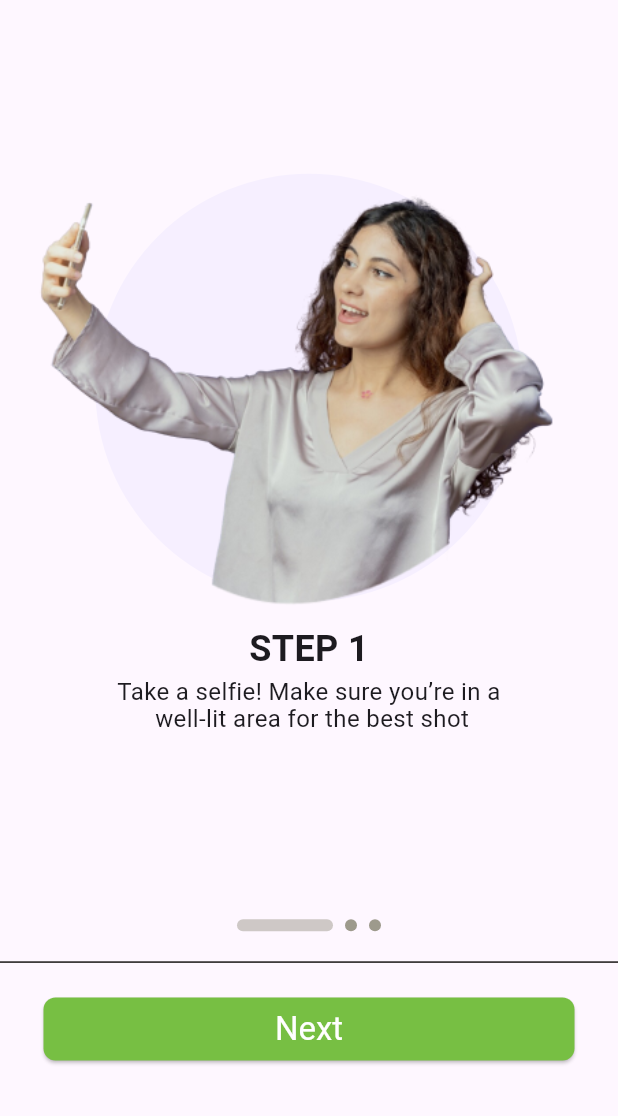
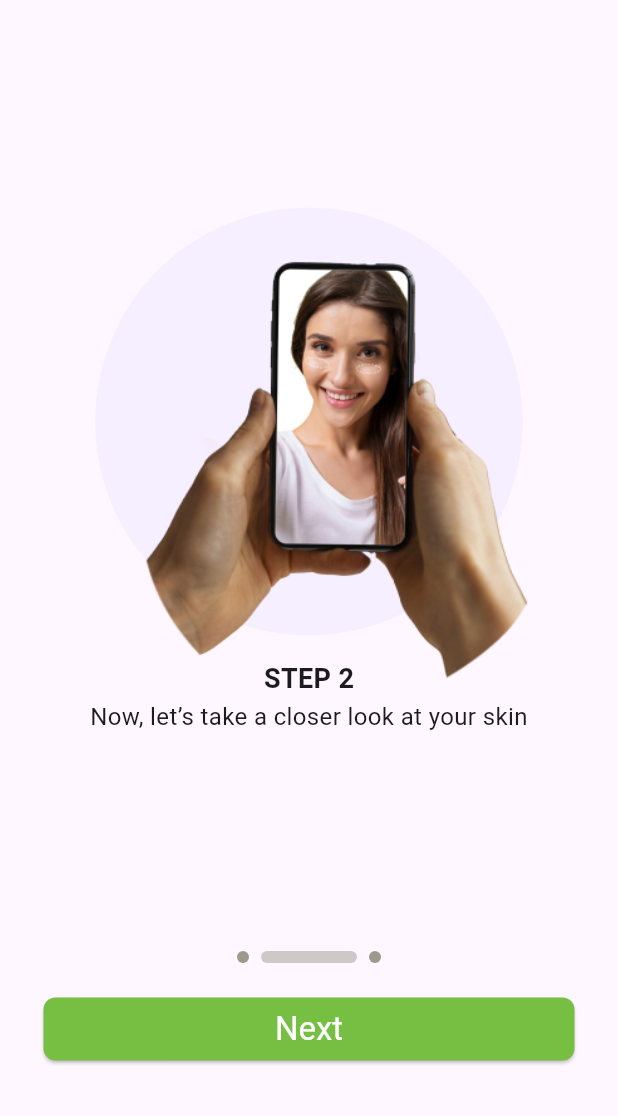
Before and after one commit to thelllmike/aloria, a Flutter app: the screen it shows after launch, after a tap on "Next", on a phone screen of 412 x 824 dp, the part 120-1236 px from its top. Run offline on Flutter 3.47's test engine with Material 3 defaults, Android fonts, the phone set to English and light mode, and no system bars; Roboto replaces fonts that are missing (Bebas Neue, Nunito).

Commit message:
innisial 5 steps add

```diff
--- a/lib/screens/instruction/step1.dart
+++ b/lib/screens/instruction/step1.dart
@@ -1,6 +1,22 @@
 import 'package:flutter/material.dart';
 
-class SelfieScreen extends StatelessWidget {
+class SelfieScreen extends StatefulWidget {
+  @override
+  _SelfieScreenState createState() => _SelfieScreenState();
+}
+
+class _SelfieScreenState extends State<SelfieScreen> {
+  int currentPage = 0; // Current page indicator
+
+  final List<String> stepContents = [
+  'Take a selfie! Make sure you’re in a well-lit area for the best shot',
+  'Now, let’s take a closer look at your skin',
+  'Reach out to a dermatologist for a chat.',
+  'Kickstart your clear skin journey with confidence.',
+  'Take the first step towards radiant skin with treatments uniquely designed for you.',
+  // ... Add more content as needed for additional steps
+];
+
   @override
   Widget build(BuildContext context) {
     return Scaffold(
@@ -18,7 +34,6 @@
       ),
       body: Stack(
 children: <Widget>[
-          // Content of the page
   Column(
     mainAxisAlignment: MainAxisAlignment.center,
     children: <Widget>[
@@ -34,18 +49,24 @@
         child: OverflowBox(
           maxWidth: 390,
           maxHeight: 390,
+          child: Container(
+            margin: EdgeInsets.only(
+              top: currentPage == 1 ? 0 : 0,  // Adjust top margin only if currentPage is 1
+              left: currentPage == 1 ? 37 : 0, // Adjust left margin only if currentPage is 1
+            ),
             child: Image.asset(
-                    'assets/images/step1.png',
+              'assets/images/step${currentPage + 1}.png',
               fit: BoxFit.cover,
+            ),
           ),
         ),
       ),
               SizedBox(height: 20),
               Text(
-                'STEP 1',
+                'STEP ${currentPage + 1}',
                 style: TextStyle(
                   fontFamily: 'Bebas Neue',
-                  fontSize: 24,
+                  fontSize: 18,
                   fontWeight: FontWeight.bold,
                   height: 1,
                 ),
@@ -54,7 +75,7 @@
            Padding(
   padding: const EdgeInsets.all(8.0),
   child: Text(
-                  'Take a selfie! Make sure you’re in a \n well-lit area for the best shot',
+    stepContents[currentPage], // Access the content based on the current page
     textAlign: TextAlign.center,
     style: TextStyle(
       fontFamily: 'Nunito',
@@ -65,37 +86,28 @@
   ),
 ),
               Spacer(),
-              // Page indicator
               Row(
                 mainAxisSize: MainAxisSize.min,
                 children: List.generate(3, (index) {
                   return Container(
-                    width: index == 0 ? 64 : 8,
+                    width: index == currentPage ? 64 : 8,
                     height: 8,
                     margin: EdgeInsets.symmetric(horizontal: 4),
                     decoration: BoxDecoration(
-                      color: index == 0 ? Color(0xFF403D3D1A) : Color(0xFF403D3D1A).withOpacity(0.5),
+                      color: index == currentPage ? Color(0xFF403D3D1A) : Color(0xFF403D3D1A).withOpacity(0.5),
                       borderRadius: BorderRadius.circular(4),
                     ),
                   );
                 }),
               ),
-              SizedBox(height: 20), // Space before the button
-
+              SizedBox(height: 20),
               Container(
-                width: double.infinity, // Make the container take the full width of the screen
-                height: 1.2,
-                color: Color(0xFF403D3D), // Border color
-              ),
-SizedBox(height: 20),
-              // Next button
-              Container(
-                width: double.infinity, // Makes the button stretch to the screen width
+                width: double.infinity,
                 padding: EdgeInsets.symmetric(horizontal: 29),
                 child: ElevatedButton(
                   style: ElevatedButton.styleFrom(
                     primary: Color(0xFF77BF43),
-                    onPrimary: Colors.white, // Text color
+                    onPrimary: Colors.white,
                     padding: EdgeInsets.symmetric(horizontal: 20, vertical: 8),
                     shape: RoundedRectangleBorder(
                       borderRadius: BorderRadius.circular(8),
@@ -107,12 +119,16 @@
                     ),
                   ),
                   onPressed: () {
-                    // TODO: Implement button click action
+                    setState(() {
+                      if (currentPage < 4) { // Assume there are 3 steps
+                        currentPage++;
+                      }
+                    });
                   },
                   child: Text('Next'),
                 ),
               ),
-              SizedBox(height: 34), // Space at the bottom
+              SizedBox(height: 34),
             ],
           ),
         ],
--- a/pubspec.yaml
+++ b/pubspec.yaml
@@ -62,6 +62,10 @@
   assets:
     - assets/images/step1.png
     - assets/images/Logo.png
+    - assets/images/step2.png
+    - assets/images/step3.png
+    - assets/images/step4.png
+    - assets/images/step5.png
 
   # An image asset can refer to one or more resolution-specific "variants", see
   # https://flutter.dev/assets-and-images/#resolution-aware
@@ -79,7 +83,6 @@
     - family: BebasNeue
       fonts:
         - asset: assets/fonts/BebasNeue-Regular.ttf
-        - asset: assets/fonts/BebasNeue-Bold.ttf
           weight: 700
 
   # fonts:
```
Also changed, not shown: assets/fonts/BebasNeue-Regular.ttf (added), assets/images/step2.png (added), assets/images/step3.png (added), assets/images/step4.png (added), assets/images/step5.png (added). Lines whose indentation alone changed are shown as unchanged.
